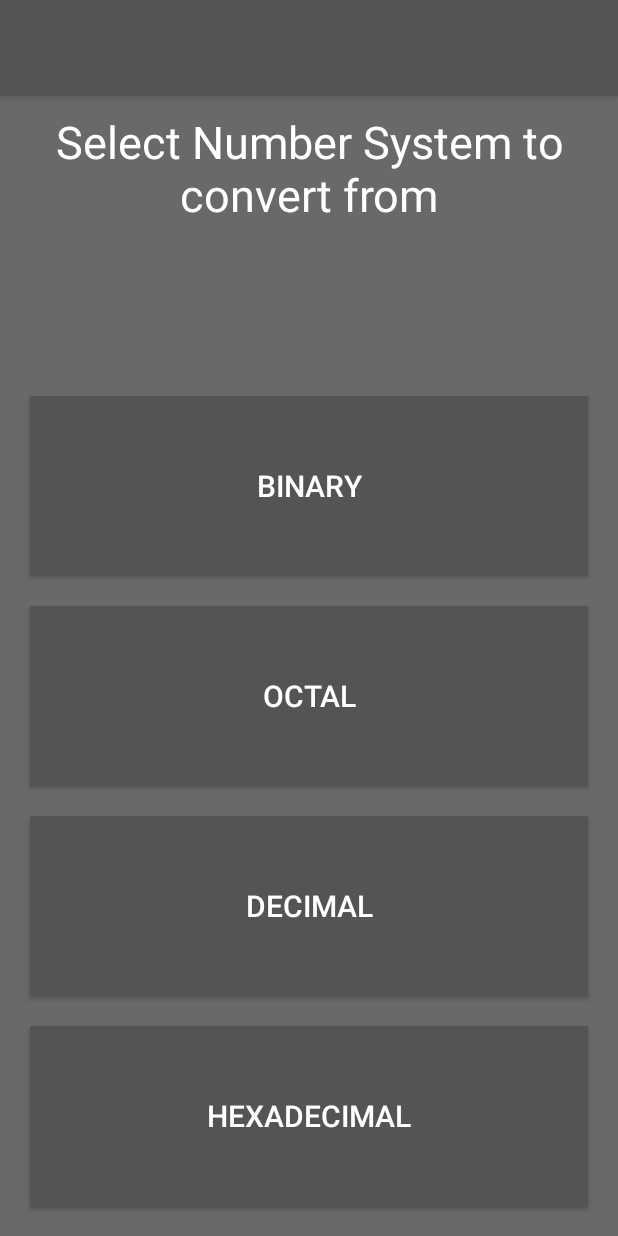
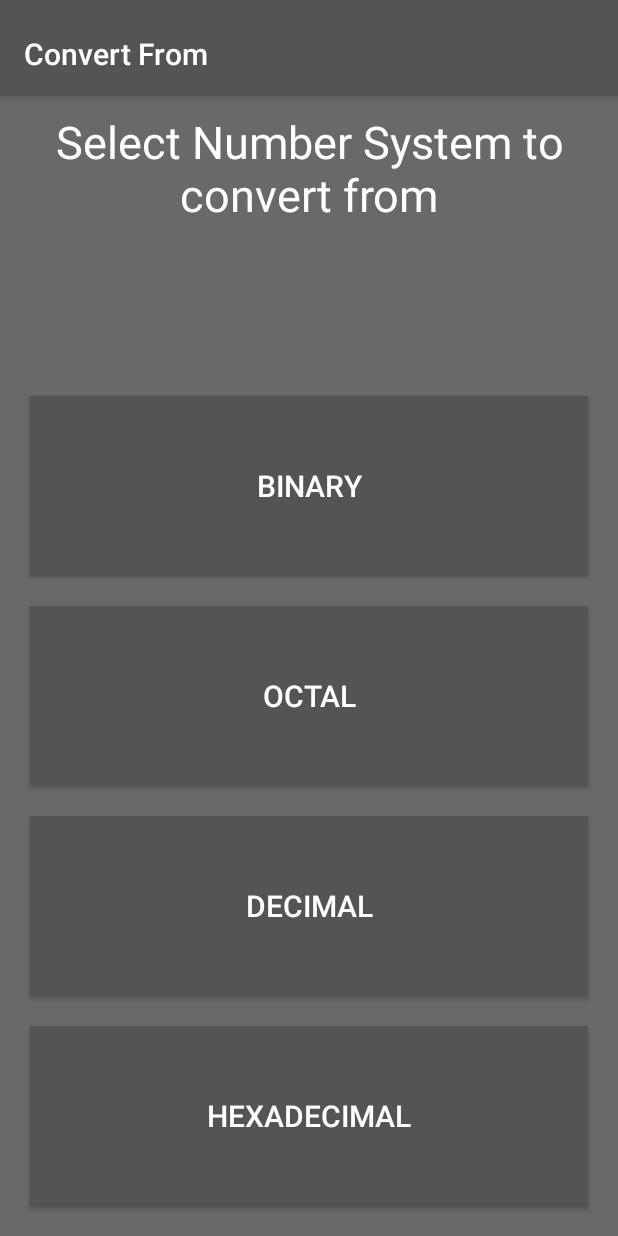
Before and after one commit to codeb1ooded/Calculator, an Android app: the screen it shows after launch (ConversionActivityNS), after a tap on "Conversion", on a phone screen of 412 x 824 dp. Run offline under Robolectric (Android 15) with nearby library versions, the phone set to English and light mode, and no system bars.

Commit message:
All activities title changed

```diff
--- a/app/src/main/java/com/example/megha/scientificcalculator/MainActivity.java
+++ b/app/src/main/java/com/example/megha/scientificcalculator/MainActivity.java
@@ -53,7 +53,7 @@ public class MainActivity extends AppCompatActivity {
 
         Toolbar toolbar = (Toolbar) findViewById(R.id.toolbar);
         setSupportActionBar(toolbar);
-        setTitle("Home");
+        setTitle("Calculator");
         // Create the adapter that will return a fragment for each of the three
         // primary sections of the activity.
         mSectionsPagerAdapter = new SectionsPagerAdapter(getSupportFragmentManager());
--- a/app/src/main/java/com/example/megha/scientificcalculator/conversion_number_system/ConversionActivityNS.java
+++ b/app/src/main/java/com/example/megha/scientificcalculator/conversion_number_system/ConversionActivityNS.java
@@ -3,6 +3,7 @@ package com.example.megha.scientificcalculator.conversion_number_system;
 import android.content.Intent;
 import android.os.Bundle;
 import android.support.v7.app.AppCompatActivity;
+import android.support.v7.widget.Toolbar;
 import android.view.View;
 import android.widget.Button;
 
@@ -18,7 +19,8 @@ public class ConversionActivityNS extends AppCompatActivity {
     protected void onCreate(Bundle savedInstanceState) {
         super.onCreate(savedInstanceState);
         setContentView(R.layout.conversion_activity_ns);
-
+        Toolbar toolbar = (Toolbar) findViewById(R.id.toolbar);
+        toolbar.setTitle("Convert From");
         initialise();
     }
 
--- a/app/src/main/java/com/example/megha/scientificcalculator/conversion_number_system/ConversionFromBinary.java
+++ b/app/src/main/java/com/example/megha/scientificcalculator/conversion_number_system/ConversionFromBinary.java
@@ -4,11 +4,10 @@ import android.content.Intent;
 import android.os.Bundle;
 import android.support.annotation.Nullable;
 import android.support.v7.app.AppCompatActivity;
-import android.util.Log;
 import android.view.View;
 import android.widget.TextView;
 import android.widget.Toast;
-import android.widget.Toolbar;
+import android.support.v7.widget.Toolbar;
 
 import com.example.megha.scientificcalculator.Constants;
 import com.example.megha.scientificcalculator.R;
@@ -26,7 +25,7 @@ public class ConversionFromBinary extends AppCompatActivity {
         super.onCreate(savedInstanceState);
         setContentView(R.layout.conversion_ns_binary);
         Toolbar toolbar = (Toolbar) findViewById(R.id.toolbar);
-        setTitle("Binary");
+        toolbar.setTitle("Binary");
         screenText = new StringBuffer();
         textView = (TextView) findViewById(R.id.binaryInputTextView);
     }
--- a/app/src/main/java/com/example/megha/scientificcalculator/conversion_number_system/ConversionFromDecimal.java
+++ b/app/src/main/java/com/example/megha/scientificcalculator/conversion_number_system/ConversionFromDecimal.java
@@ -4,10 +4,10 @@ import android.content.Intent;
 import android.os.Bundle;
 import android.support.annotation.Nullable;
 import android.support.v7.app.AppCompatActivity;
+import android.support.v7.widget.Toolbar;
 import android.view.View;
 import android.widget.TextView;
 import android.widget.Toast;
-import android.widget.Toolbar;
 
 import com.example.megha.scientificcalculator.Constants;
 import com.example.megha.scientificcalculator.R;
@@ -25,7 +25,7 @@ public class ConversionFromDecimal extends AppCompatActivity {
         super.onCreate(savedInstanceState);
         setContentView(R.layout.conversion_ns_decimal);
         Toolbar toolbar = (Toolbar) findViewById(R.id.toolbar);
-        setTitle("Decimal");
+        toolbar.setTitle("Decimal");
         screenText = new StringBuffer();
         textView = (TextView) findViewById(R.id.decimalInputTextView);
     }
--- a/app/src/main/java/com/example/megha/scientificcalculator/conversion_number_system/ConversionFromHexadecimal.java
+++ b/app/src/main/java/com/example/megha/scientificcalculator/conversion_number_system/ConversionFromHexadecimal.java
@@ -7,7 +7,7 @@ import android.support.v7.app.AppCompatActivity;
 import android.view.View;
 import android.widget.TextView;
 import android.widget.Toast;
-import android.widget.Toolbar;
+import android.support.v7.widget.Toolbar;
 
 import com.example.megha.scientificcalculator.Constants;
 import com.example.megha.scientificcalculator.R;
@@ -25,7 +25,7 @@ public class ConversionFromHexadecimal extends AppCompatActivity {
         super.onCreate(savedInstanceState);
         setContentView(R.layout.conversion_ns_hexadecimal);
         Toolbar toolbar = (Toolbar) findViewById(R.id.toolbar);
-        setTitle("Hexadecimal");
+        toolbar.setTitle("Hexadecimal");
         screenText = new StringBuffer();
         textView = (TextView) findViewById(R.id.hexadecimalInputTextView);
     }
--- a/app/src/main/java/com/example/megha/scientificcalculator/conversion_number_system/ConversionFromOctal.java
+++ b/app/src/main/java/com/example/megha/scientificcalculator/conversion_number_system/ConversionFromOctal.java
@@ -7,7 +7,7 @@ import android.support.v7.app.AppCompatActivity;
 import android.view.View;
 import android.widget.TextView;
 import android.widget.Toast;
-import android.widget.Toolbar;
+import android.support.v7.widget.Toolbar;
 
 import com.example.megha.scientificcalculator.Constants;
 import com.example.megha.scientificcalculator.R;
@@ -26,7 +26,7 @@ public class ConversionFromOctal extends AppCompatActivity {
         super.onCreate(savedInstanceState);
         setContentView(R.layout.conversion_ns_octal);
         Toolbar toolbar = (Toolbar) findViewById(R.id.toolbar);
-        setTitle("Octal");
+        toolbar.setTitle("Octal");
         screenText = new StringBuffer();
         textView = (TextView) findViewById(R.id.octalInputTextView);
     }
--- a/app/src/main/java/com/example/megha/scientificcalculator/conversion_number_system/ConvertTo.java
+++ b/app/src/main/java/com/example/megha/scientificcalculator/conversion_number_system/ConvertTo.java
@@ -4,6 +4,7 @@ import android.content.Intent;
 import android.os.Bundle;
 import android.support.annotation.Nullable;
 import android.support.v7.app.AppCompatActivity;
+import android.support.v7.widget.Toolbar;
 import android.view.View;
 import android.widget.TextView;
 
@@ -26,6 +27,8 @@ public class ConvertTo extends AppCompatActivity {
     protected void onCreate(@Nullable Bundle savedInstanceState) {
         super.onCreate(savedInstanceState);
         setContentView(R.layout.convert_to_activity);
+        Toolbar toolbar = (Toolbar) findViewById(R.id.toolbar);
+        toolbar.setTitle("Convert to");
         Intent intent = getIntent();
         convertFrom = intent.getStringExtra(Constants.conversionNumberSystem);
         number1 = intent.getStringExtra(Constants.digitToConvert);
```
